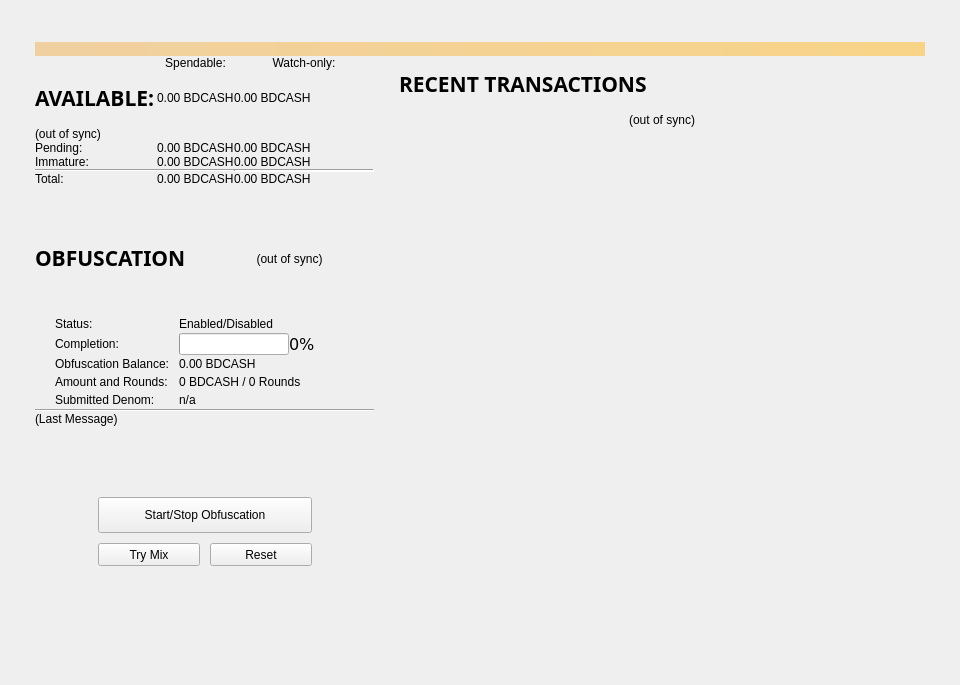
Qt form src/qt/forms/overviewpage.ui (bdcashdev/BigdataCash) before a commit.
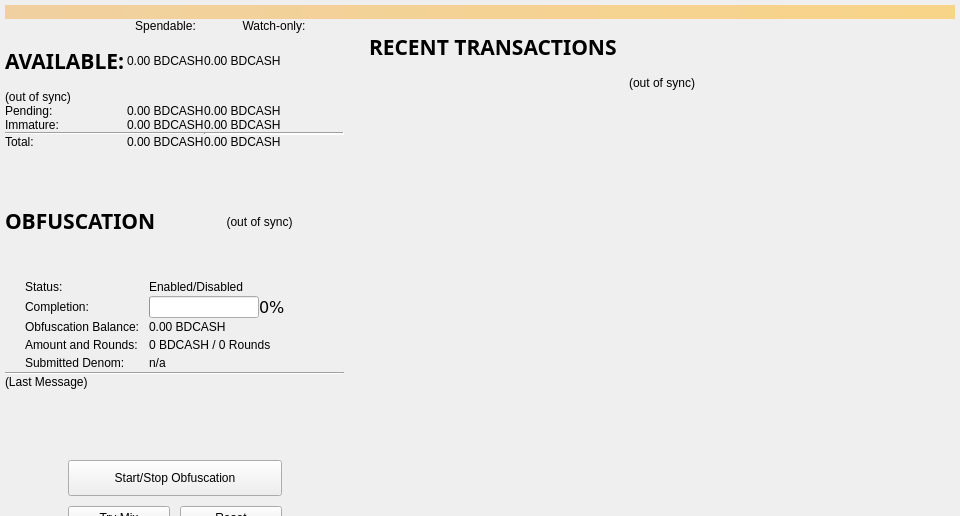
The same form after that commit.

```diff
--- a/src/qt/forms/overviewpage.ui
+++ b/src/qt/forms/overviewpage.ui
@@ -7,13 +7,19 @@
     <x>0</x>
     <y>0</y>
     <width>960</width>
-    <height>685</height>
+    <height>516</height>
    </rect>
   </property>
   <property name="minimumSize">
    <size>
     <width>960</width>
-    <height>0</height>
+    <height>500</height>
+   </size>
+  </property>
+  <property name="maximumSize">
+   <size>
+    <width>1200</width>
+    <height>800</height>
    </size>
   </property>
   <property name="windowTitle">
@@ -24,16 +30,16 @@
     <number>0</number>
    </property>
    <property name="leftMargin">
-    <number>35</number>
+    <number>5</number>
    </property>
    <property name="topMargin">
-    <number>42</number>
+    <number>5</number>
    </property>
    <property name="rightMargin">
-    <number>35</number>
+    <number>5</number>
    </property>
    <property name="bottomMargin">
-    <number>42</number>
+    <number>5</number>
    </property>
    <item>
     <widget class="QLabel" name="labelAlerts">
```
